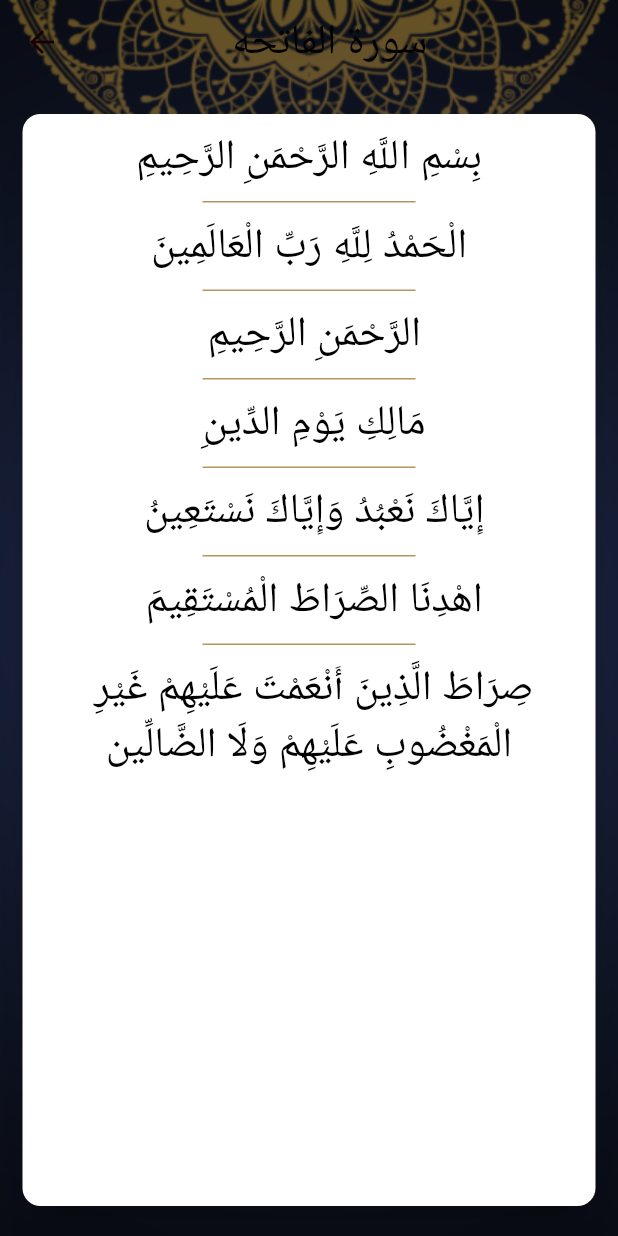
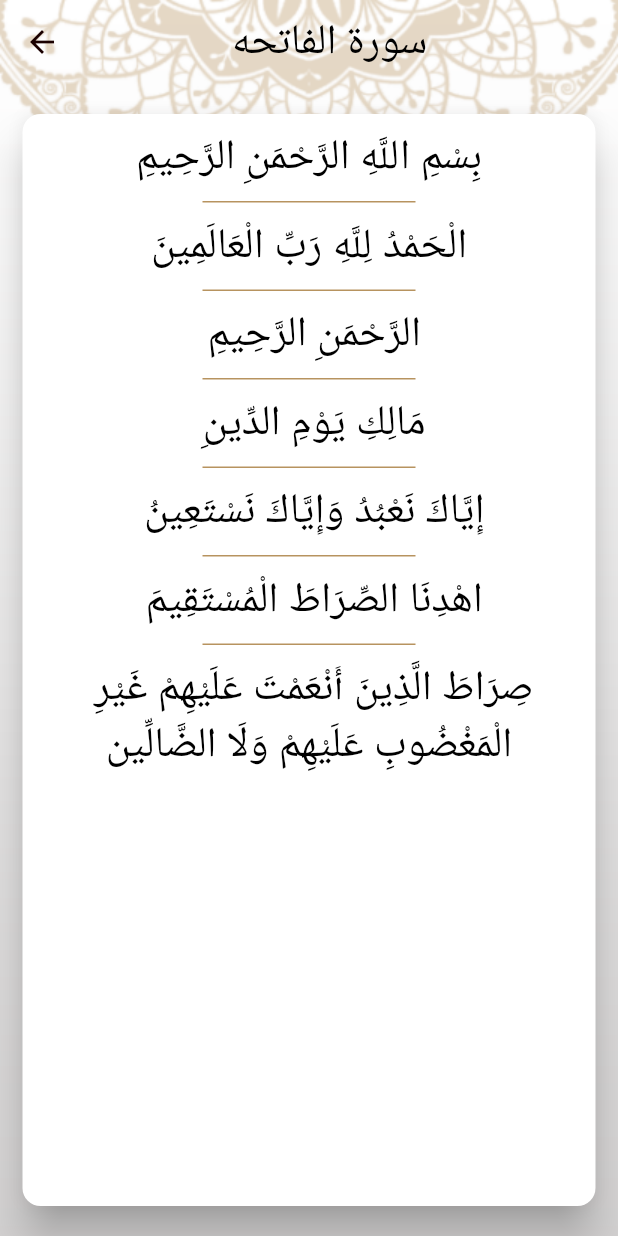
Before and after one commit to themohabgamal/islami, a Flutter app: the screen it shows after launch, after a tap on "الفاتحه", on a phone screen of 412 x 824 dp. Run offline on Flutter 3.47's test engine with Material 2 defaults, Android fonts, the phone set to English and light mode, and no system bars; generated files the repository leaves out were written again.

Commit message:
done app completed

```diff
--- /dev/null
+++ b/l10n.yaml
@@ -0,0 +1,3 @@
+arb-dir: lib/l10n
+template-arb-file: app_en.arb
+output-localization-file: app_localizations.dart
--- a/lib/main.dart
+++ b/lib/main.dart
@@ -1,4 +1,5 @@
 import 'package:flutter/material.dart';
+import 'package:flutter_localizations/flutter_localizations.dart';
 import 'package:islami/my_theme.dart';
 import 'package:islami/screens/hadeth/hadeth_details.dart';
 import 'package:islami/screens/hadeth/hadeth_details_args.dart';
@@ -6,11 +7,11 @@ import 'package:islami/screens/hadeth/hadeth_screen.dart';
 import 'package:islami/screens/home_screen.dart';
 import 'package:islami/screens/providers/settingsProvider.dart';
 import 'package:islami/screens/sura_details/quran_screen.dart';
-import 'package:islami/screens/radio_screen.dart';
 import 'package:islami/screens/sebha/sebha_screen.dart';
 import 'package:islami/screens/sura_details/sura_details.dart';
 import 'package:provider/provider.dart';
 import 'screens/providers/settingsProvider.dart';
+import 'package:flutter_gen/gen_l10n/app_localizations.dart';
 
 
 void main() {
@@ -26,6 +27,14 @@ class MyApp extends StatelessWidget {
       theme: MyTheme.lightTheme,
       darkTheme: MyTheme.darkTheme,
       themeMode:sp.currentTheme,
+      localizationsDelegates: [
+        AppLocalizations.delegate,
+        GlobalMaterialLocalizations.delegate,
+        GlobalWidgetsLocalizations.delegate,
+        GlobalCupertinoLocalizations.delegate,
+      ],
+      supportedLocales:AppLocalizations.supportedLocales,
+      locale:Locale(sp.currentLang),
       debugShowCheckedModeBanner: false,
       routes: {
         homeScreen.routeName: (_) => homeScreen(),
--- a/lib/screens/hadeth/hadeth_details.dart
+++ b/lib/screens/hadeth/hadeth_details.dart
@@ -1,4 +1,6 @@
 import 'package:flutter/material.dart';
+import 'package:islami/screens/providers/settingsProvider.dart';
+import 'package:provider/provider.dart';
 
 import '../../my_theme.dart';
 import 'hadeth_details_args.dart';
@@ -8,6 +10,7 @@ class hadethDetails extends StatelessWidget {
 
   @override
   Widget build(BuildContext context) {
+    var sp=Provider.of<settingsProvider>(context);
     hadeth_details_args args =
     ModalRoute
         .of(context)
@@ -16,7 +19,7 @@ class hadethDetails extends StatelessWidget {
     return Container(
       decoration: BoxDecoration(
         image: DecorationImage(
-            image: AssetImage("assets/images/dark_background.png"),
+            image: sp.currentTheme==ThemeMode.dark? AssetImage("assets/images/dark_background.png"):AssetImage("assets/images/background.png"),
             fit: BoxFit.fill),
       ),
       child: Scaffold(
--- a/lib/screens/hadeth/hadeth_screen.dart
+++ b/lib/screens/hadeth/hadeth_screen.dart
@@ -5,6 +5,7 @@ import 'package:islami/screens/hadeth/hadeth_details_args.dart';
 import 'package:islami/screens/hadeth/hadeth_name_builder.dart';
 import 'package:islami/screens/providers/settingsProvider.dart';
 import 'package:provider/provider.dart';
+import 'package:flutter_gen/gen_l10n/app_localizations.dart';
 class hadethScreen extends StatefulWidget {
   static const String routeName = "hadeth";
 
@@ -28,7 +29,7 @@ class _hadethScreenState extends State<hadethScreen> {
           Container(height: 2, color: sp.currentTheme==ThemeMode.light? MyTheme.primaryColor:MyTheme.yellow,),
           Container(
               padding: EdgeInsets.symmetric(vertical: 8),
-              child: Text("Ahadeth",
+              child: Text(AppLocalizations.of(context)!.ahadeth,
                   style: Theme.of(context).textTheme.headline4,
                   textAlign: TextAlign.center)),
           Container(height: 2, color: sp.currentTheme==ThemeMode.light? MyTheme.primaryColor:MyTheme.yellow,),
--- a/lib/screens/home_screen.dart
+++ b/lib/screens/home_screen.dart
@@ -3,10 +3,10 @@ import 'package:islami/my_theme.dart';
 import 'package:islami/screens/hadeth/hadeth_screen.dart';
 import 'package:islami/screens/providers/settingsProvider.dart';
 import 'package:islami/screens/sura_details/quran_screen.dart';
-import 'package:islami/screens/radio_screen.dart';
 import 'package:islami/screens/sebha/sebha_screen.dart';
 import 'package:islami/screens/settings/settings_screen.dart';
 import 'package:provider/provider.dart';
+import 'package:flutter_gen/gen_l10n/app_localizations.dart';
 
 class homeScreen extends StatefulWidget {
 static const String routeName="home";
@@ -32,7 +32,7 @@ class _homeScreenState extends State<homeScreen> {
       child: Scaffold(
         backgroundColor: Colors.transparent,
         appBar: AppBar(
-          title: Text("islami",style: Theme.of(context).textTheme.headline4),
+          title: Text(AppLocalizations.of(context)!.app_title,style: Theme.of(context).textTheme.headline4),
           centerTitle: true,
         ),
         bottomNavigationBar: BottomNavigationBar(
@@ -42,12 +42,11 @@ class _homeScreenState extends State<homeScreen> {
             });
           },
           currentIndex: selectedIndex,
-          items: const [
-            BottomNavigationBarItem(icon: ImageIcon(AssetImage("assets/images/quran.png")),label: "quran"),
-            BottomNavigationBarItem(icon: ImageIcon(AssetImage("assets/images/hadeth.png")),label: "hadeth"),
-            BottomNavigationBarItem(icon: ImageIcon(AssetImage("assets/images/sebha.png")),label: "tasbeh"),
-            BottomNavigationBarItem(icon: ImageIcon(AssetImage("assets/images/radio.png")),label: "radio"),
-            BottomNavigationBarItem(icon: Icon(Icons.settings),label: "settings"),
+          items:  [
+            BottomNavigationBarItem(icon: ImageIcon(AssetImage("assets/images/quran.png")),label: AppLocalizations.of(context)!.quran),
+            BottomNavigationBarItem(icon: ImageIcon(AssetImage("assets/images/hadeth.png")),label: AppLocalizations.of(context)!.hadeth),
+            BottomNavigationBarItem(icon: ImageIcon(AssetImage("assets/images/sebha.png")),label: AppLocalizations.of(context)!.tasbeh),
+            BottomNavigationBarItem(icon: Icon(Icons.settings),label:AppLocalizations.of(context)!.settings),
           ],
         ),
         body:screens[selectedIndex] ,
@@ -55,5 +54,5 @@ class _homeScreenState extends State<homeScreen> {
     );
   }
 
-  List<Widget>screens=[quranScreen(),hadethScreen(),sebhaScreen(),radioScreen(),settingsScreen()];
+  List<Widget>screens=[quranScreen(),hadethScreen(),sebhaScreen(),settingsScreen()];
 }
--- a/lib/screens/providers/settingsProvider.dart
+++ b/lib/screens/providers/settingsProvider.dart
@@ -3,8 +3,13 @@ import 'package:flutter/material.dart';
 
 class settingsProvider extends ChangeNotifier{
 ThemeMode currentTheme = ThemeMode.light;
+String currentLang='en';
 void setTheme(ThemeMode theme){
   currentTheme=theme;
   notifyListeners();
 }
+void changeLange(String lang){
+  currentLang=lang;
+  notifyListeners();
 }
+}
--- a/lib/screens/settings/bottomSheetBuilder.dart
+++ b/lib/screens/settings/bottomSheetBuilder.dart
@@ -3,6 +3,7 @@ import 'package:flutter/material.dart';
 import 'package:islami/main.dart';
 import 'package:islami/screens/providers/settingsProvider.dart';
 import 'package:provider/provider.dart';
+import 'package:flutter_gen/gen_l10n/app_localizations.dart';
 
 class bottomSheetBuilder extends StatefulWidget {
   @override
@@ -38,10 +39,10 @@ child: Column(
 
   }
   Widget getSelectedItem(){
-    return Text("Light",style: Theme.of(context).textTheme.headline4);
+    return Text(AppLocalizations.of(context)!.light,style: Theme.of(context).textTheme.headline4);
 
   }
   Widget getUnselectedItem(){
-    return Text("Dark",style: Theme.of(context).textTheme.headline4,);
+    return Text(AppLocalizations.of(context)!.dark,style: Theme.of(context).textTheme.headline4,);
   }
 }
--- a/lib/screens/sura_details/quran_screen.dart
+++ b/lib/screens/sura_details/quran_screen.dart
@@ -3,7 +3,7 @@ import 'package:islami/my_theme.dart';
 import 'package:islami/screens/providers/settingsProvider.dart';
 import 'package:islami/screens/sura_details/sura_name_builder.dart';
 import 'package:provider/provider.dart';
-
+import 'package:flutter_gen/gen_l10n/app_localizations.dart';
 class quranScreen extends StatelessWidget {
   static const String routeName = "quran";
   List<String> suraNames = [
@@ -138,7 +138,7 @@ class quranScreen extends StatelessWidget {
                 : MyTheme.yellow),
         Padding(
           padding: EdgeInsets.symmetric(vertical: 8),
-          child: Text("Chapter name",
+          child: Text(AppLocalizations.of(context)!.chapter_name,
               style: Theme.of(context).textTheme.headline4),
         ),
         Container(
--- a/lib/screens/sura_details/sura_details.dart
+++ b/lib/screens/sura_details/sura_details.dart
@@ -25,7 +25,7 @@ class _suraDetailsState extends State<suraDetails> {
     return Container(
       decoration: BoxDecoration(
         image: DecorationImage(
-            image: AssetImage("assets/images/dark_background.png"),
+            image: sp.currentTheme==ThemeMode.dark? AssetImage("assets/images/dark_background.png"):AssetImage("assets/images/background.png"),
             fit: BoxFit.fill),
       ),
       child: Scaffold(
--- a/pubspec.yaml
+++ b/pubspec.yaml
@@ -57,7 +57,7 @@ dev_dependencies:
 
 # The following section is specific to Flutter packages.
 flutter:
-
+  generate: true
   # The following line ensures that the Material Icons font is
   # included with your application, so that you can use the icons in
   # the material Icons class.
```
Also changed, not shown: lib/l10n/app_ar.arb (added, +17 -0 lines), lib/l10n/app_en.arb (added, +17 -0 lines), lib/screens/radio_screen.dart (deleted, +0 -11 lines), lib/screens/sebha/sebha_screen.dart (+57 -25 lines), lib/screens/settings/langBottomSheetBuilder.dart (added, +48 -0 lines), lib/screens/settings/settings_screen.dart (+29 -10 lines).
